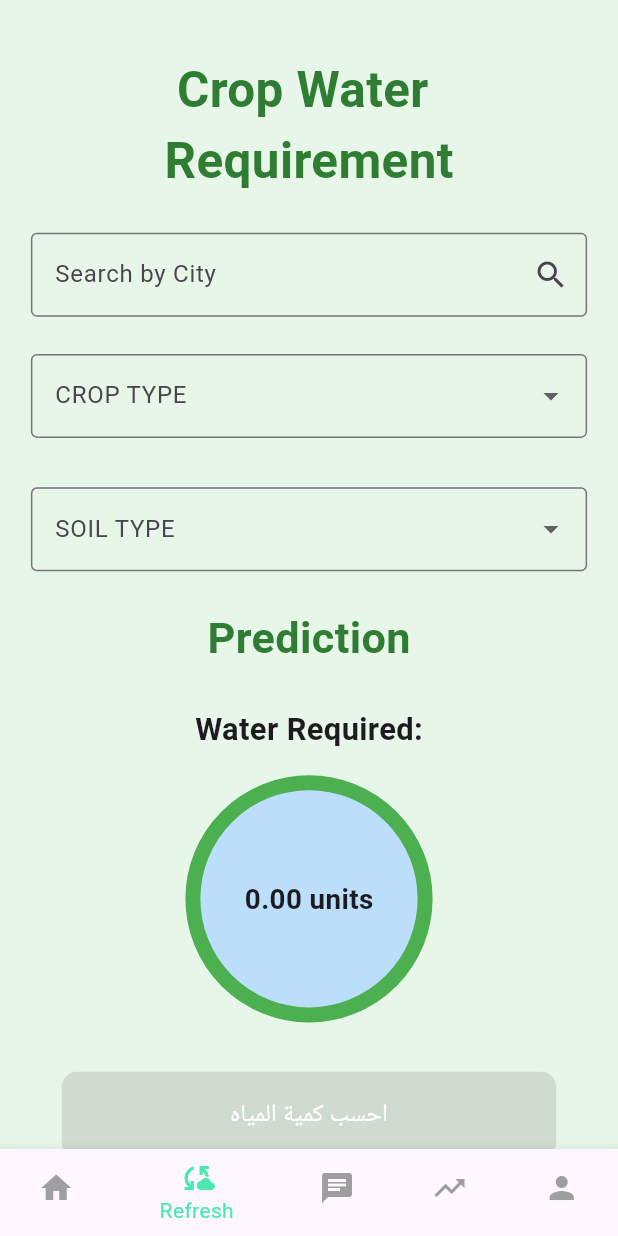
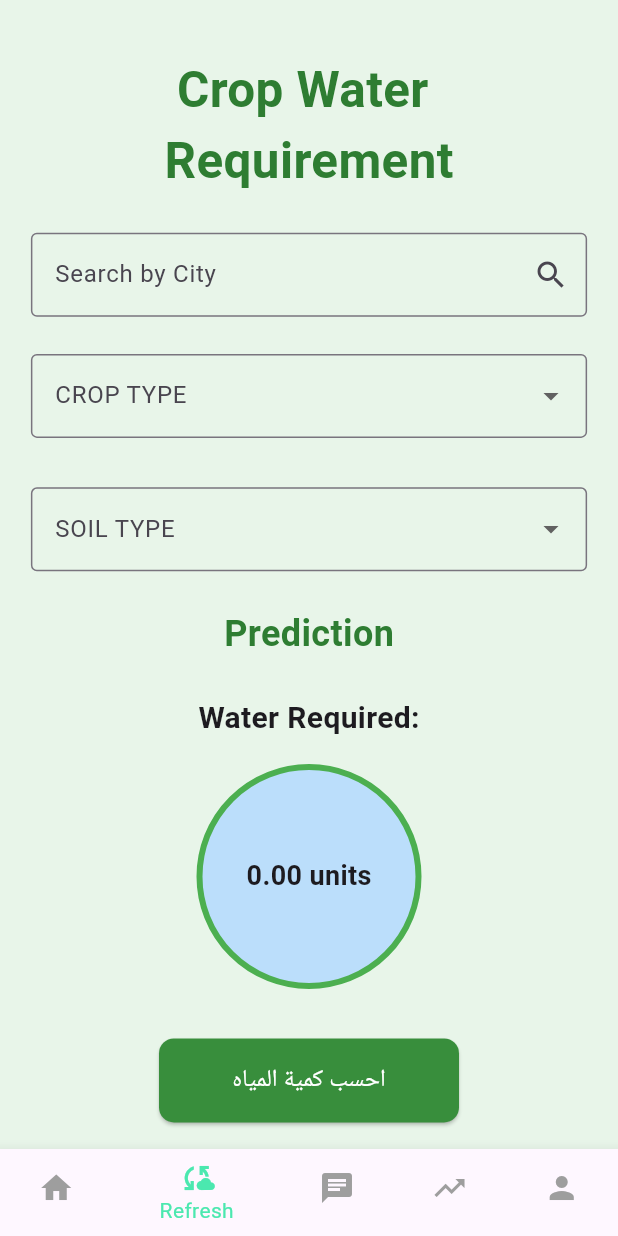
Before and after one commit to mohamed-Abd-Alazeem-Hussein-Rateb/GR_PRO, a Flutter app: the DashboardScreen screen opened directly, item 2 of the bottom bar chosen, on a phone screen of 412 x 824 dp. Run offline on Flutter 3.47's test engine with Material 3 defaults, Android fonts, the phone set to English and light mode, and no system bars; our stand-ins replace bloc, device_preview, flutter_bloc, geolocator.

Commit message:
canchge and modfiy water requierd and service

```diff
--- a/lib/features/Home/data/service.dart
+++ b/lib/features/Home/data/service.dart
@@ -46,10 +46,8 @@ class WeatherService {
           'https://api.openweathermap.org/data/2.5/weather?lat=$latitude&lon=$longitude&appid=9fc868456ce31966cb9564283db15c34&units=metric',
         ),
       );
-       print("✅ بيانات الطقس المستلمة: ${response.body}");
       if (response.statusCode == 200) {
         final Map<String, dynamic> data = json.decode(response.body);
-        print("✅ بيانات الطقس: $data");
         return WeatherModel.fromJson(data);
       } else {
         print("❌ خطأ في الطلب: ${response.statusCode}");
--- a/lib/features/Home/presentation/manage/cubit/cubits_cubit.dart
+++ b/lib/features/Home/presentation/manage/cubit/cubits_cubit.dart
@@ -14,7 +14,6 @@ class WeatherCubit extends Cubit<CubitsState> {
     try {
       final weather = await weatherservice.getWeatherByLocation();
       if (weather != null) {
-         print("✅ بيانات الطقس المستلمة: ${weather.toString()}");
         emit(WeatherLoaded(weather));
       } else {
         // Handle the case where weather is null
--- a/lib/features/Home/presentation/views/widgets/weather_body_cubit.dart
+++ b/lib/features/Home/presentation/views/widgets/weather_body_cubit.dart
@@ -35,8 +35,9 @@ class WeatherBodyCubit extends StatelessWidget {
                   Positioned(
                     bottom: 30,
                     left: 20,
+                    child: SizedBox(
+                      width:300,
                       child: Row(
-                      mainAxisSize: MainAxisSize.min, // ✅ يمنع تمدد الـ Row
                         children: [
                           Text(
                             '${weather.country}',
@@ -53,7 +54,7 @@ class WeatherBodyCubit extends StatelessWidget {
                               color: Colors.white70,
                             ),
                           ),
-                        SizedBox(width: 136), // ✅ مسافة بين النصوص
+                          Spacer(),
                           Text(
                             '${weather.description}',
                             style: TextStyle(
@@ -64,6 +65,7 @@ class WeatherBodyCubit extends StatelessWidget {
                         ],
                       ),
                     ),
+                  ),
                 ],
               ),
             );
--- a/lib/features/Water/presentation/views/water_requierd.dart
+++ b/lib/features/Water/presentation/views/water_requierd.dart
@@ -1,16 +1,19 @@
+import 'dart:async';
 import 'dart:convert';
-import 'package:http/http.dart' as http;
+import 'dart:io';
+
 import 'package:flutter/material.dart';
 import 'package:geolocator/geolocator.dart';
+import 'package:http/http.dart' as http;
 
-class WaterRequierd extends StatefulWidget {
-  const WaterRequierd({super.key});
+class WaterRequired extends StatefulWidget {
+  const WaterRequired({super.key});
 
   @override
-  State<WaterRequierd> createState() => _WaterRequierdState();
+  State<WaterRequired> createState() => _WaterRequiredState();
 }
 
-class _WaterRequierdState extends State<WaterRequierd> {
+class _WaterRequiredState extends State<WaterRequired> {
   String? selectedCrop;
   String? selectedSoil;
   double waterRequired = 0.0;
@@ -20,39 +23,60 @@ class _WaterRequierdState extends State<WaterRequierd> {
   Position? currentPosition;
 
   final List<String> cropTypes = [
-    'BANANA', 'SOYABEAN', 'CABBAGE', 'POTATO', 'RICE', 'MELON',
-    'MAIZE', 'CITRUS', 'BEAN', 'WHEAT', 'MUSTARD', 'COTTON',
-    'SUGARCANE', 'TOMATO', 'ONION'
+    'BANANA',
+    'SOYABEAN',
+    'CABBAGE',
+    'POTATO',
+    'RICE',
+    'MELON',
+    'MAIZE',
+    'CITRUS',
+    'BEAN',
+    'WHEAT',
+    'MUSTARD',
+    'COTTON',
+    'SUGARCANE',
+    'TOMATO',
+    'ONION'
   ];
 
   final List<String> soilTypes = ['DRY', 'WET', 'MOIST'];
 
   Future<void> _getCurrentLocation() async {
+    try {
       bool serviceEnabled = await Geolocator.isLocationServiceEnabled();
       if (!serviceEnabled) {
-      throw Exception('Location services are disabled.');
+        throw 'Location services are disabled';
       }
 
       LocationPermission permission = await Geolocator.checkPermission();
       if (permission == LocationPermission.denied) {
         permission = await Geolocator.requestPermission();
         if (permission == LocationPermission.denied) {
-        throw Exception('Location permissions are denied');
+          throw 'Location permissions denied';
         }
       }
 
       if (permission == LocationPermission.deniedForever) {
-      throw Exception('Location permissions are permanently denied');
+        throw 'Location permissions permanently denied';
       }
 
       currentPosition = await Geolocator.getCurrentPosition();
+    } catch (e) {
+      throw 'Error getting location: ${e.toString()}';
+    }
   }
 
   Future<void> calculateWaterRequirement() async {
+    if (selectedCrop == null || selectedSoil == null) {
+      _showErrorDialog('الرجاء اختيار نوع المحصول ونوع التربة');
+      return;
+    }
+
     setState(() {
       isLoading = true;
       waterRequired = 0.0;
-      locationName = cityController.text.isNotEmpty ? cityController.text : '';
+      locationName = '';
     });
 
     try {
@@ -69,42 +93,69 @@ class _WaterRequierdState extends State<WaterRequierd> {
         requestData['longitude'] = currentPosition!.longitude;
       }
 
-      final response = await http.post(
-        Uri.parse('http://192.168.1.5:5000/predict'),
+      final response = await http
+          .post(
+            Uri.parse('http://192.168.1.2:5000/predict'),
             headers: {'Content-Type': 'application/json'},
             body: json.encode(requestData),
-      );
+          )
+          .timeout(const Duration(seconds: 15));
+
+      final responseBody = json.decode(response.body);
 
       if (response.statusCode == 200) {
-        var data = json.decode(response.body);
         setState(() {
-          waterRequired = data['water_required'];
-          if (cityController.text.isEmpty) {
-            locationName = data['location'];
-          }
+          waterRequired = responseBody['water_required'];
+          locationName = responseBody['location'] ?? 'Unknown location';
         });
       } else {
-        throw Exception('Failed to get prediction');
+        final errorMessage =
+            responseBody['message'] ?? 'Unknown error occurred';
+        throw errorMessage;
       }
+    } on SocketException {
+      _showErrorDialog('لا يوجد اتصال بالإنترنت');
+    } on TimeoutException {
+      _showErrorDialog('انتهى وقت الانتظار');
+    } on http.ClientException catch (e) {
+      _showErrorDialog('خطأ في الاتصال: ${e.message}');
     } catch (e) {
+      _showErrorDialog(_translateError(e.toString()));
+    } finally {
+      setState(() => isLoading = false);
+    }
+  }
+
+  void _showErrorDialog(String message) {
     showDialog(
       context: context,
       builder: (ctx) => AlertDialog(
-          title: Text('Error'),
-          content: Text(e.toString()),
+        title: const Text('خطأ'),
+        content: Text(message),
         actions: [
           TextButton(
             onPressed: () => Navigator.pop(ctx),
-              child: Text('OK'),
+            child: const Text('حسناً'),
           )
         ],
       ),
     );
-    } finally {
-      setState(() {
-        isLoading = false;
-      });
   }
+
+  String _translateError(String error) {
+    final translations = {
+      'City not found': 'المدينة غير موجودة',
+      'Invalid city data': 'بيانات المدينة غير صالحة',
+      'Failed to fetch weather data': 'فشل في جلب بيانات الطقس',
+      'Internal server error': 'خطأ في الخادم',
+      'Missing required fields': 'الحقول المطلوبة مفقودة',
+      'Invalid selection': 'اختيار غير صالح',
+      'city not found': 'المدينة غير موجودة', // إضافة ترجمة جديدة
+      'No data provided': 'لم يتم تقديم بيانات',
+      'Missing coordinates': 'الإحداثيات مفقودة',
+    };
+
+    return translations[error] ?? error;
   }
 
   @override
@@ -131,11 +182,11 @@ class _WaterRequierdState extends State<WaterRequierd> {
               SizedBox(height: screenHeight * 0.04),
               _buildSoilDropdown(),
               SizedBox(height: screenHeight * 0.03),
-              _buildPredictionSection(context, screenWidth, screenHeight),
+              _buildPredictionSection(),
               SizedBox(height: screenHeight * 0.03),
-              _buildWaterRequiredDisplay(screenWidth, screenHeight),
+              _buildWaterRequiredDisplay(),
               SizedBox(height: screenHeight * 0.04),
-              _buildCalculateButton(screenWidth, screenHeight),
+              _buildCalculateButton(),
             ],
           ),
         ),
@@ -171,8 +222,8 @@ class _WaterRequierdState extends State<WaterRequierd> {
       controller: cityController,
       decoration: InputDecoration(
         labelText: 'Search by City',
-        border: OutlineInputBorder(),
-        suffixIcon: Icon(Icons.search),
+        border: const OutlineInputBorder(),
+        suffixIcon: const Icon(Icons.search),
       ),
     );
   }
@@ -181,7 +232,7 @@ class _WaterRequierdState extends State<WaterRequierd> {
     return DropdownButtonFormField<String>(
       decoration: InputDecoration(
         labelText: 'CROP TYPE',
-        border: OutlineInputBorder(),
+        border: const OutlineInputBorder(),
       ),
       value: selectedCrop,
       items: cropTypes.map((crop) {
@@ -198,7 +249,7 @@ class _WaterRequierdState extends State<WaterRequierd> {
     return DropdownButtonFormField<String>(
       decoration: InputDecoration(
         labelText: 'SOIL TYPE',
-        border: OutlineInputBorder(),
+        border: const OutlineInputBorder(),
       ),
       value: selectedSoil,
       items: soilTypes.map((soil) {
@@ -211,25 +262,52 @@ class _WaterRequierdState extends State<WaterRequierd> {
     );
   }
 
-  Widget _buildPredictionSection(BuildContext context, double screenWidth, double screenHeight) {
+  Widget _buildPredictionSection() {
     return Column(
       children: [
         Text(
           'Prediction',
           style: TextStyle(
-            fontSize: screenWidth * 0.07,
+            fontSize: 24,
             fontWeight: FontWeight.bold,
             color: Colors.green[800],
           ),
         ),
         if (locationName.isNotEmpty)
           Padding(
-            padding: EdgeInsets.only(top: screenHeight * 0.02),
+            padding: const EdgeInsets.only(top: 8.0),
             child: Text(
               'Location: $locationName',
-              style: TextStyle(
-                fontSize: screenWidth * 0.04,
-                color: Colors.grey[700],
+              style: const TextStyle(fontSize: 16),
+            ),
+          ),
+      ],
+    );
+  }
+
+  Widget _buildWaterRequiredDisplay() {
+    return Column(
+      children: [
+        const Text(
+          'Water Required:',
+          style: TextStyle(fontSize: 20, fontWeight: FontWeight.bold),
+        ),
+        const SizedBox(height: 16),
+        isLoading
+            ? const CircularProgressIndicator()
+            : Container(
+                width: 150,
+                height: 150,
+                decoration: BoxDecoration(
+                  shape: BoxShape.circle,
+                  color: Colors.blue[100],
+                  border: Border.all(color: Colors.green, width: 4),
+                ),
+                child: Center(
+                  child: Text(
+                    '${waterRequired.toStringAsFixed(2)} units',
+                    style: const TextStyle(
+                        fontSize: 18, fontWeight: FontWeight.bold),
                   ),
                 ),
               ),
@@ -237,62 +315,21 @@ class _WaterRequierdState extends State<WaterRequierd> {
     );
   }
 
-  Widget _buildWaterRequiredDisplay(double screenWidth, double screenHeight) {
-    return Column(
-      children: [
-        Text(
-          'Water Required:',
-          style: TextStyle(
-            fontSize: screenWidth * 0.05,
-            fontWeight: FontWeight.bold,
-          ),
-        ),
-        SizedBox(height: screenHeight * 0.02),
-        isLoading
-            ? CircularProgressIndicator()
-            : Container(
-                width: screenWidth * 0.4,
-                height: screenWidth * 0.4,
-                decoration: BoxDecoration(
-                  shape: BoxShape.circle,
-                  color: Colors.blue[100],
-                  border: Border.all(color: Colors.green, width: 10),
-                ),
-                alignment: Alignment.center,
-                child: Text(
-                  '${waterRequired.toStringAsFixed(2)} units',
-                  style: TextStyle(
-                    fontSize: screenWidth * 0.045,
-                    fontWeight: FontWeight.bold,
-                  ),
-                ),
-              ),
-      ],
-    );
-  }
-
-  Widget _buildCalculateButton(double screenWidth, double screenHeight) {
+  Widget _buildCalculateButton() {
     return SizedBox(
-      width: screenWidth * 0.8,
+      width: 200,
       child: ElevatedButton(
         style: ElevatedButton.styleFrom(
-          backgroundColor: Color(0xff388E3C),
-          padding: EdgeInsets.symmetric(
-            vertical: screenHeight * 0.02,
-          ),
+          backgroundColor: const Color(0xff388E3C),
+          padding: const EdgeInsets.symmetric(vertical: 16),
           shape: RoundedRectangleBorder(
             borderRadius: BorderRadius.circular(10),
           ),
         ),
-        onPressed: (selectedCrop == null || selectedSoil == null || isLoading)
-            ? null
-            : calculateWaterRequirement,
-        child: Text(
+        onPressed: isLoading ? null : calculateWaterRequirement,
+        child: const Text(
           'احسب كمية المياه',
-          style: TextStyle(
-            fontSize: screenWidth * 0.04,
-            color: Colors.white,
-          ),
+          style: TextStyle(fontSize: 16, color: Colors.white),
         ),
       ),
     );
--- a/lib/features/dashboard/presentation/views/dashboard_view.dart
+++ b/lib/features/dashboard/presentation/views/dashboard_view.dart
@@ -17,7 +17,7 @@ class _DashboardScreenState extends State<DashboardScreen> {
 
   final List<Widget> _pages = [
     HomeView(),
-    WaterRequierd(),  // تم إضافة شاشة العربة هنا
+    WaterRequired(),  // تم إضافة شاشة العربة هنا
     ChatView(),
     Reqomendation(),
     ProfielView()
```
Lines whose indentation alone changed are shown as unchanged.
